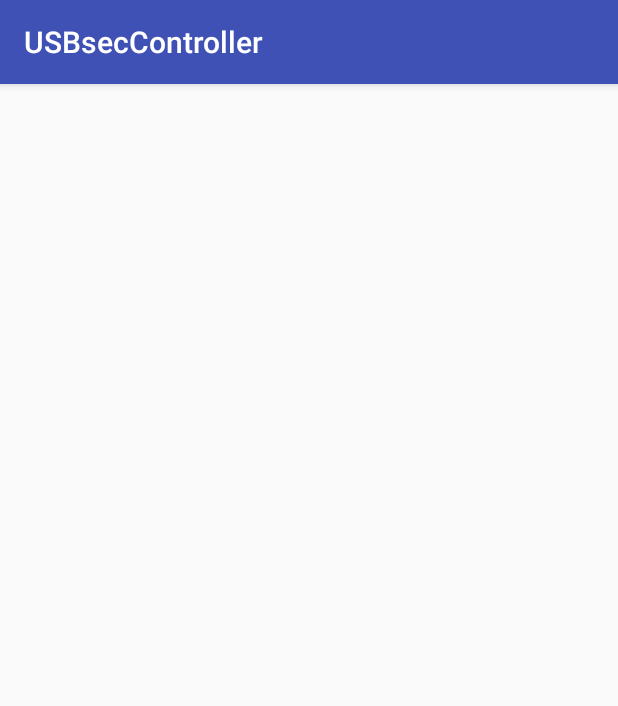
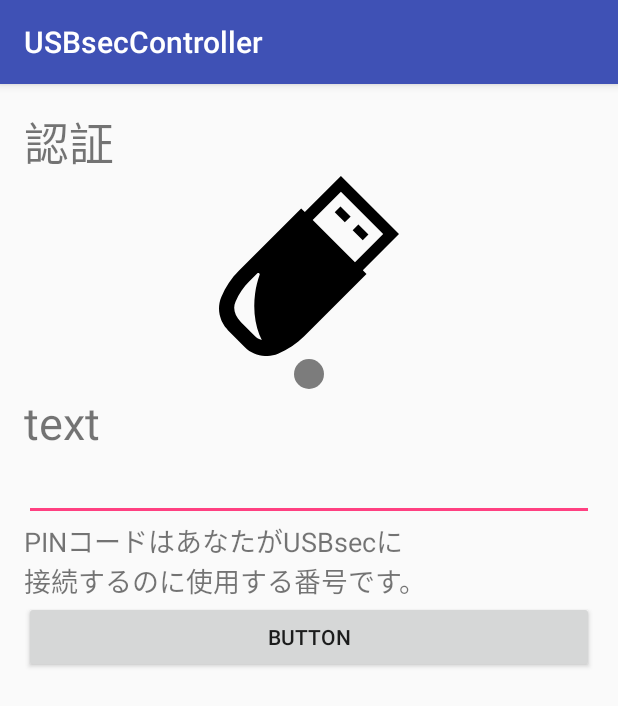
Before and after one commit to MikemoriKeisuke/USBsecController, an Android app: the AddUsbActivity screen opened directly, with no data from a screen before it, on a phone screen of 412 x 824 dp. Shown: the top 706 px of the screen. Run offline under Robolectric (Android 15) with nearby library versions, the phone set to English and light mode, and no system bars.

Commit message:
add
水で増える混沌ファイル群

```diff
--- /dev/null
+++ b/app/src/main/res/drawable/ic_usb.xml
@@ -0,0 +1,15 @@
+<vector xmlns:android="http://schemas.android.com/apk/res/android"
+        android:width="120dp"
+        android:height="120dp"
+        android:viewportWidth="512.0"
+        android:viewportHeight="512.0">
+    <path
+        android:fillColor="#FF000000"
+        android:pathData="M511.9,165.3L511.9,165.3l0.1,-0.1L346.8,0L244.1,102.7l-10.4,-10.4L56.4,269.6c-21.3,21.3 -38.2,46.6 -49.8,74.4c-6.7,16.2 -8.2,33.7 -4.9,50.1c0.3,1.4 0.8,2.8 1.2,4.3c0.3,1.2 0.6,2.5 1,3.7c0.8,2.7 1.8,5.4 2.8,8c0.5,1.3 1.1,2.6 1.7,3.9c1.2,2.5 2.5,4.9 3.9,7.3c0.8,1.3 1.6,2.5 2.4,3.8c1.5,2.3 3.2,4.5 4.9,6.7c1,1.2 2,2.3 3,3.5c0.9,1 1.7,2.2 2.7,3.2l48.3,48.3c24.8,24.8 62,32.1 94.3,18.6c27.8,-11.5 53.1,-28.4 74.4,-49.8l177.2,-177.2l-10.4,-10.4l102.2,-102.2L511.9,165.3zM467.1,165.2l-80.3,80.3L266.5,125.2L346.8,44.9l120.2,120.2L467.1,165.2zM116,454c1.8,4.4 3.7,8.6 5.8,12.7c-7.7,-2.4 -14.9,-6.6 -20.7,-12.4l-38.5,-38.5c-18.9,-18.9 -23.6,-40.2 -15.6,-58.4c9.4,-21.6 22.7,-41.1 39.4,-57.8l22.8,-22.8c3,-3 7.8,0.1 6.4,4c-6,16.8 -10.5,35 -13,54.2c-5.7,42.8 -0.6,83.2 12,115.5c0.4,1 0.7,2 1.1,3C115.8,453.5 115.9,453.8 116,454z"/>
+    <path
+        android:fillColor="#FF000000"
+        android:pathData="M345.6,87l-0.1,-0.1l0,0l-0.1,-0.1l-16.2,16.2l28.7,28.7l16.1,-16.1l0,0l0,0l0.1,-0.1z"/>
+    <path
+        android:fillColor="#FF000000"
+        android:pathData="M425,166.7l0,-0l-0,-0l0.1,-0.1l-28.5,-28.5l-0.1,-0.1l-0,0l-0.1,-0.1l-16.2,16.2l28.7,28.7z"/>
+</vector>
--- a/app/src/main/res/layout/activity_add_usb.xml
+++ b/app/src/main/res/layout/activity_add_usb.xml
@@ -10,4 +10,66 @@
     android:paddingTop="@dimen/activity_vertical_margin"
     tools:context="com.example.s20143037.usbseccontroller.AddUsbActivity">
 
+
+    <LinearLayout
+        android:layout_width="match_parent"
+        android:layout_height="match_parent"
+        android:orientation="vertical">
+
+        <TextView
+            android:id="@+id/textView4"
+            android:layout_width="match_parent"
+            android:layout_height="wrap_content"
+            android:layout_alignParentLeft="true"
+            android:layout_alignParentTop="true"
+            android:text="認証"
+            android:textSize="30sp" />
+
+        <FrameLayout
+            android:layout_width="wrap_content"
+            android:layout_height="wrap_content"
+            android:layout_alignParentStart="true"
+            android:layout_alignParentTop="true"
+            android:layout_gravity="center"
+            android:background="@drawable/ic_usb" />
+
+        <FrameLayout
+            android:layout_width="wrap_content"
+            android:layout_height="wrap_content"
+            android:layout_gravity="center"
+            android:background="@drawable/ic_circle" />
+
+        <TextView
+            android:id="@+id/UsbNameView"
+            android:layout_width="wrap_content"
+            android:layout_height="wrap_content"
+            android:layout_alignParentLeft="true"
+            android:layout_alignParentTop="true"
+            android:text="text"
+            android:textSize="30sp" />
+
+        <EditText
+            android:id="@+id/editText"
+            android:layout_width="match_parent"
+            android:layout_height="wrap_content"
+            android:ems="10"
+            android:inputType="numberPassword" />
+
+        <TextView
+            android:id="@+id/textView3"
+            android:layout_width="wrap_content"
+            android:layout_height="wrap_content"
+            android:layout_alignParentLeft="true"
+            android:layout_alignParentTop="true"
+            android:text="PINコードはあなたがUSBsecに\n接続するのに使用する番号です。"
+            android:textSize="18sp" />
+
+        <Button
+            android:id="@+id/button2"
+            android:layout_width="match_parent"
+            android:layout_height="wrap_content"
+            android:text="Button" />
+
+    </LinearLayout>
+
 </RelativeLayout>
```
Also changed, not shown: app/src/main/res/layout/activity_connection.xml (+53 -0 lines), 1 other file.
